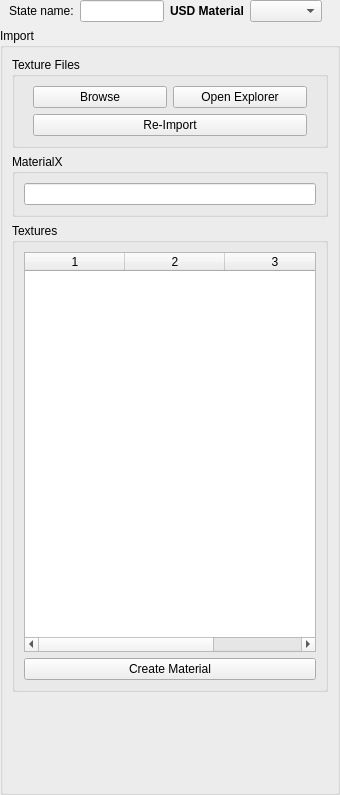
Old version of the form Fusion/Scripts/StateManagerNodes/StateUserInterfaces/fus_USD_Material.ui in the repository Animatect/Prism2_PluginFusion.
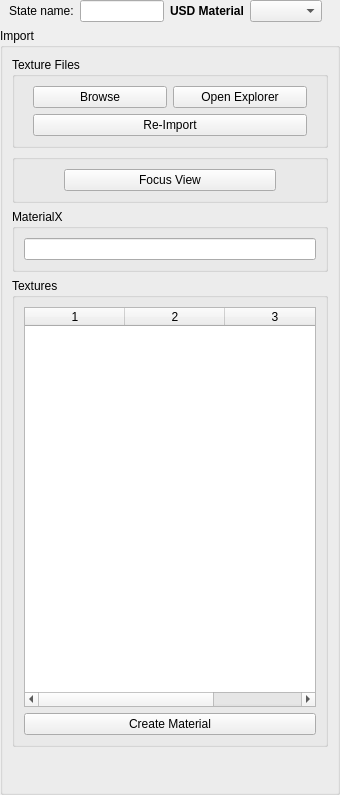
New version of the form.

Commit message:
Added Focus View Button to other States and unified Buttons
Added the Focus View button to all the import states.  And unified the button UI for all states.

What changed in the file:
```diff
--- a/Fusion/Scripts/StateManagerNodes/StateUserInterfaces/fus_USD_Material.ui
+++ b/Fusion/Scripts/StateManagerNodes/StateUserInterfaces/fus_USD_Material.ui
@@ -184,6 +184,58 @@
         </layout>
        </widget>
       </item>
+      <item>
+       <widget class="QGroupBox" name="gb_options">
+        <property name="title">
+         <string/>
+        </property>
+        <layout class="QVBoxLayout" name="verticalLayout_7">
+         <item>
+          <layout class="QHBoxLayout" name="f_focusView">
+           <item>
+            <spacer name="horizontalSpacer">
+             <property name="orientation">
+              <enum>Qt::Horizontal</enum>
+             </property>
+             <property name="sizeType">
+              <enum>QSizePolicy::Fixed</enum>
+             </property>
+             <property name="sizeHint" stdset="0">
+              <size>
+               <width>40</width>
+               <height>20</height>
+              </size>
+             </property>
+            </spacer>
+           </item>
+           <item>
+            <widget class="QPushButton" name="b_focusView">
+             <property name="text">
+              <string>Focus View</string>
+             </property>
+            </widget>
+           </item>
+           <item>
+            <spacer name="horizontalSpacer_2">
+             <property name="orientation">
+              <enum>Qt::Horizontal</enum>
+             </property>
+             <property name="sizeType">
+              <enum>QSizePolicy::Fixed</enum>
+             </property>
+             <property name="sizeHint" stdset="0">
+              <size>
+               <width>40</width>
+               <height>20</height>
+              </size>
+             </property>
+            </spacer>
+           </item>
+          </layout>
+         </item>
+        </layout>
+       </widget>
+      </item>
       <item>
        <widget class="QGroupBox" name="gb_matX">
         <property name="title">
```
Left out of the diff: 14 changed lines with no effect on the pictures. The commit also changes 12 other files.
